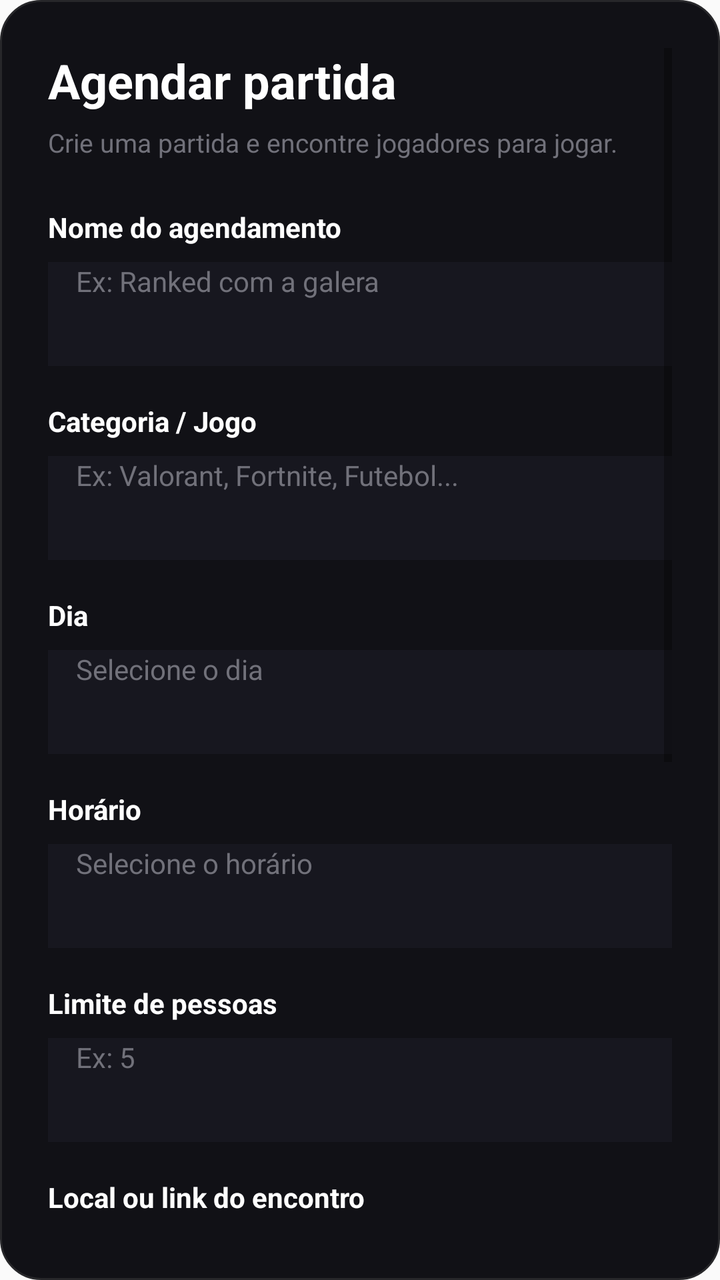
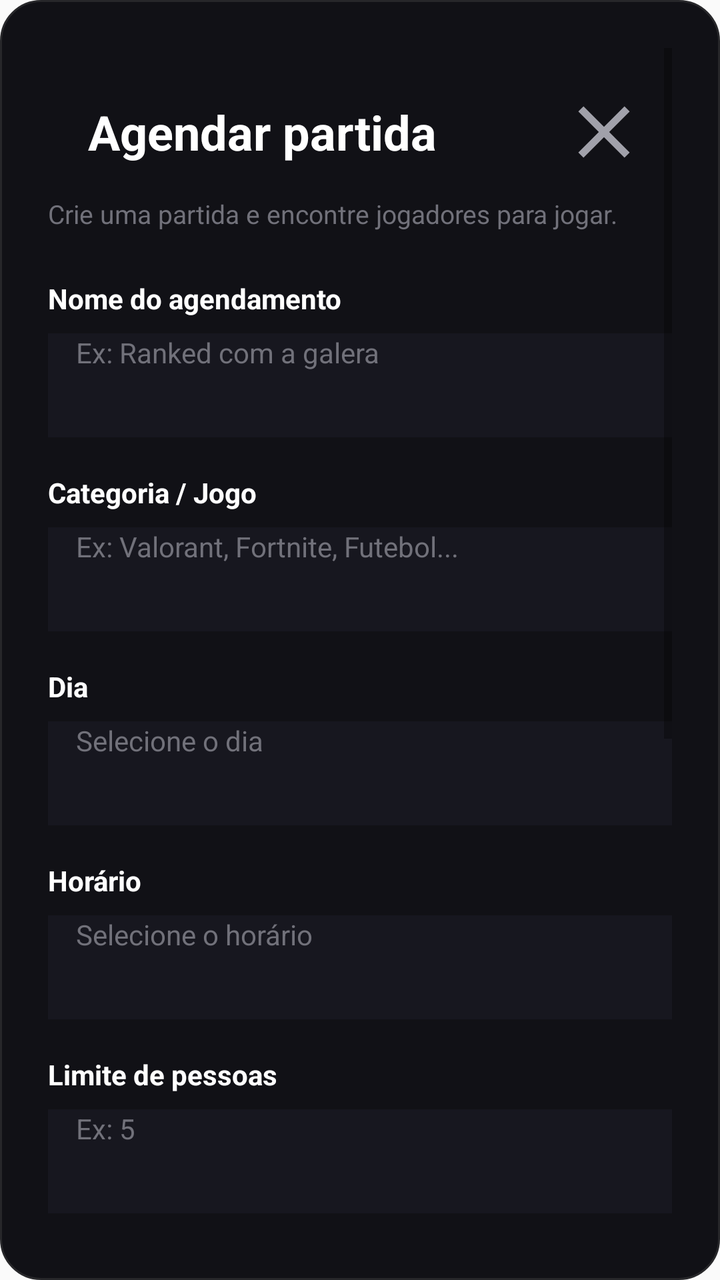

Compare the two renders of this Android layout. The source of the first and the diff that turns it into the second are given below.
<!-- AndroidManifest.xml: application theme Theme.Syno -->
<!-- res/layout/dialog_schedule_match.xml -->
<?xml version="1.0" encoding="utf-8"?>
<ScrollView xmlns:android="http://schemas.android.com/apk/res/android"
    android:layout_width="match_parent"
    android:layout_height="wrap_content"
    android:background="@drawable/bg_schedule_dialog"
    android:fillViewport="true">

    <LinearLayout
        android:layout_width="match_parent"
        android:layout_height="wrap_content"
        android:orientation="vertical">

        

        <TextView
            android:id="@+id/tvDialogTitle"
            android:layout_width="match_parent"
            android:layout_height="wrap_content"
            android:text="Agendar partida"
            android:textColor="#FFFFFF"
            android:textSize="24sp"
            android:textStyle="bold" />

        <TextView
            android:id="@+id/tvDialogSubtitle"
            android:layout_width="match_parent"
            android:layout_height="wrap_content"
            android:layout_marginTop="6dp"
            android:text="Crie uma partida e encontre jogadores para jogar."
            android:textColor="#71717A"
            android:textSize="13sp" />


        

        <TextView
            android:layout_width="match_parent"
            android:layout_height="wrap_content"
            android:layout_marginTop="24dp"
            android:text="Nome do agendamento"
            android:textColor="#FFFFFF"
            android:textSize="14sp"
            android:textStyle="bold" />

        <EditText
            android:id="@+id/etMatchName"
            android:layout_width="match_parent"
            android:layout_height="52dp"
            android:layout_marginTop="8dp"
            android:background="#17171F"
            android:hint="Ex: Ranked com a galera"
            android:paddingStart="14dp"
            android:paddingEnd="14dp"
            android:textColor="#FFFFFF"
            android:textColorHint="#71717A"
            android:textSize="14sp"
            android:singleLine="true" />


        

        <TextView
            android:layout_width="match_parent"
            android:layout_height="wrap_content"
            android:layout_marginTop="18dp"
            android:text="Categoria / Jogo"
            android:textColor="#FFFFFF"
            android:textSize="14sp"
            android:textStyle="bold" />

        <EditText
            android:id="@+id/etGameCategory"
            android:layout_width="match_parent"
            android:layout_height="52dp"
            android:layout_marginTop="8dp"
            android:background="#17171F"
            android:hint="Ex: Valorant, Fortnite, Futebol..."
            android:paddingStart="14dp"
            android:paddingEnd="14dp"
            android:textColor="#FFFFFF"
            android:textColorHint="#71717A"
            android:textSize="14sp"
            android:singleLine="true" />


        

        <TextView
            android:layout_width="match_parent"
            android:layout_height="wrap_content"
            android:layout_marginTop="18dp"
            android:text="Dia"
            android:textColor="#FFFFFF"
            android:textSize="14sp"
            android:textStyle="bold" />

        <EditText
            android:id="@+id/etDate"
            android:layout_width="match_parent"
            android:layout_height="52dp"
            android:layout_marginTop="8dp"
            android:background="#17171F"
            android:hint="Selecione o dia"
            android:paddingStart="14dp"
            android:paddingEnd="14dp"
            android:textColor="#FFFFFF"
            android:textColorHint="#71717A"
            android:textSize="14sp"
            android:focusable="false"
            android:clickable="true"
            android:inputType="none" />


        

        <TextView
            android:layout_width="match_parent"
            android:layout_height="wrap_content"
            android:layout_marginTop="18dp"
            android:text="Horário"
            android:textColor="#FFFFFF"
            android:textSize="14sp"
            android:textStyle="bold" />

        <EditText
            android:id="@+id/etTime"
            android:layout_width="match_parent"
            android:layout_height="52dp"
            android:layout_marginTop="8dp"
            android:background="#17171F"
            android:hint="Selecione o horário"
            android:paddingStart="14dp"
            android:paddingEnd="14dp"
            android:textColor="#FFFFFF"
            android:textColorHint="#71717A"
            android:textSize="14sp"
            android:focusable="false"
            android:clickable="true"
            android:inputType="none" />


        

        <TextView
            android:layout_width="match_parent"
            android:layout_height="wrap_content"
            android:layout_marginTop="18dp"
            android:text="Limite de pessoas"
            android:textColor="#FFFFFF"
            android:textSize="14sp"
            android:textStyle="bold" />

        <EditText
            android:id="@+id/etPeopleLimit"
            android:layout_width="match_parent"
            android:layout_height="52dp"
            android:layout_marginTop="8dp"
            android:background="#17171F"
            android:hint="Ex: 5"
            android:paddingStart="14dp"
            android:paddingEnd="14dp"
            android:textColor="#FFFFFF"
            android:textColorHint="#71717A"
            android:textSize="14sp"
            android:singleLine="true"
            android:inputType="number" />


        

        <TextView
            android:layout_width="match_parent"
            android:layout_height="wrap_content"
            android:layout_marginTop="18dp"
            android:text="Local ou link do encontro"
            android:textColor="#FFFFFF"
            android:textSize="14sp"
            android:textStyle="bold" />

        <EditText
            android:id="@+id/etMeetingLocation"
            android:layout_width="match_parent"
            android:layout_height="52dp"
            android:layout_marginTop="8dp"
            android:background="#17171F"
            android:hint="Ex: Discord, endereço ou link"
            android:paddingStart="14dp"
            android:paddingEnd="14dp"
            android:textColor="#FFFFFF"
            android:textColorHint="#71717A"
            android:textSize="14sp"
            android:singleLine="true"
            android:inputType="textUri" />


        

        <View
            android:layout_width="match_parent"
            android:layout_height="1dp"
            android:layout_marginTop="24dp"
            android:background="#27272A" />


        

        <TextView
            android:layout_width="match_parent"
            android:layout_height="wrap_content"
            android:layout_marginTop="20dp"
            android:text="Preferências (opcional)"
            android:textColor="#A78BFA"
            android:textSize="15sp"
            android:textStyle="bold" />


        

        <TextView
            android:layout_width="match_parent"
            android:layout_height="wrap_content"
            android:layout_marginTop="16dp"
            android:text="Idade média dos participantes"
            android:textColor="#FFFFFF"
            android:textSize="14sp" />

        <EditText
            android:id="@+id/etAverageAge"
            android:layout_width="match_parent"
            android:layout_height="52dp"
            android:layout_marginTop="8dp"
            android:background="#17171F"
            android:hint="Ex: 20"
            android:paddingStart="14dp"
            android:paddingEnd="14dp"
            android:textColor="#FFFFFF"
            android:textColorHint="#71717A"
            android:textSize="14sp"
            android:singleLine="true"
            android:inputType="number" />


        

        <TextView
            android:layout_width="match_parent"
            android:layout_height="wrap_content"
            android:layout_marginTop="18dp"
            android:text="Tipo de jogo"
            android:textColor="#FFFFFF"
            android:textSize="14sp" />

        <Spinner
            android:id="@+id/spinnerGameType"
            android:layout_width="match_parent"
            android:layout_height="52dp"
            android:layout_marginTop="8dp"
            android:background="#17171F" />


        

        <Button
            android:id="@+id/btnConfirmSchedule"
            android:layout_width="match_parent"
            android:layout_height="54dp"
            android:layout_marginTop="24dp"
            android:backgroundTint="#8B5CF6"
            android:text="Agendar partida"
            android:textAllCaps="false"
            android:textColor="#FFFFFF"
            android:textSize="15sp"
            android:textStyle="bold" />

        <Button
            android:id="@+id/btnCancelSchedule"
            android:layout_width="match_parent"
            android:layout_height="50dp"
            android:layout_marginTop="8dp"
            android:backgroundTint="#18181B"
            android:text="Cancelar"
            android:textAllCaps="false"
            android:textColor="#A1A1AA"
            android:textSize="14sp" />

    </LinearLayout>

</ScrollView>
<!-- resources referenced by this layout -->
<resources>
  <!-- drawable bg_schedule_dialog (drawable) -->
  <?xml version="1.0" encoding="utf-8"?>
  <shape xmlns:android="http://schemas.android.com/apk/res/android"
      android:shape="rectangle">
  
      <solid android:color="#111116" />
  
      <stroke
          android:width="1dp"
          android:color="#27272A" />
  
      <corners android:radius="20dp" />
  
      <padding
          android:left="24dp"
          android:top="24dp"
          android:right="24dp"
          android:bottom="24dp" />
  
  </shape>
  <style name="Theme.Syno" parent="android:Theme.Material.Light.NoActionBar" />
</resources>

<!-- the commit's change to res/layout/dialog_schedule_match.xml (unified diff, before → after) -->
@@ -12,14 +12,36 @@
 
         
 
-        <TextView
-            android:id="@+id/tvDialogTitle"
-            android:layout_width="match_parent"
-            android:layout_height="wrap_content"
-            android:text="Agendar partida"
-            android:textColor="#FFFFFF"
-            android:textSize="24sp"
-            android:textStyle="bold" />
+        <LinearLayout
+            android:layout_width="match_parent"
+            android:layout_height="wrap_content"
+            android:orientation="horizontal"
+            android:gravity="center_vertical"
+            android:paddingStart="20dp"
+            android:paddingTop="20dp"
+            android:paddingEnd="12dp"
+            android:paddingBottom="4dp">
+
+            <TextView
+                android:id="@+id/tvDetailsTitle"
+                android:layout_width="0dp"
+                android:layout_height="wrap_content"
+                android:layout_weight="1"
+                android:text="Agendar partida"
+                android:textColor="#FFFFFF"
+                android:textSize="24sp"
+                android:textStyle="bold" />
+
+            <ImageButton
+                android:id="@+id/btnCloseDetails"
+                android:layout_width="44dp"
+                android:layout_height="44dp"
+                android:contentDescription="Fechar"
+                android:background="@drawable/button_icon_ripple"
+                android:src="@drawable/ic_close"
+                android:tint="#A1A1AA" />
+
+        </LinearLayout>
 
         <TextView
             android:id="@+id/tvDialogSubtitle"
<!-- resource entries referenced after the edit -->
@@ -20,6 +20,27 @@
           android:bottom="24dp" />
   
   </shape>
+  <!-- drawable button_icon_ripple (drawable) -->
+  <?xml version="1.0" encoding="utf-8"?>
+  <ripple
+      xmlns:android="http://schemas.android.com/apk/res/android"
+      android:color="#33FFFFFF">
+  
+      <item
+          android:id="@android:id/mask"
+          android:drawable="@android:color/white" />
+  
+  </ripple>
+  <!-- drawable ic_close (drawable) -->
+  <vector xmlns:android="http://schemas.android.com/apk/res/android"
+      android:width="24dp"
+      android:height="24dp"
+      android:viewportWidth="24"
+      android:viewportHeight="24">
+      <path
+          android:fillColor="@android:color/black"
+          android:pathData="M19,6.41L17.59,5 12,10.59 6.41,5 5,6.41 10.59,12 5,17.59 6.41,19 12,13.41 17.59,19 19,17.59 13.41,12 z"/>
+  </vector>
   <style name="Theme.Syno" parent="android:Theme.Material.Light.NoActionBar" />
 </resources>
 
